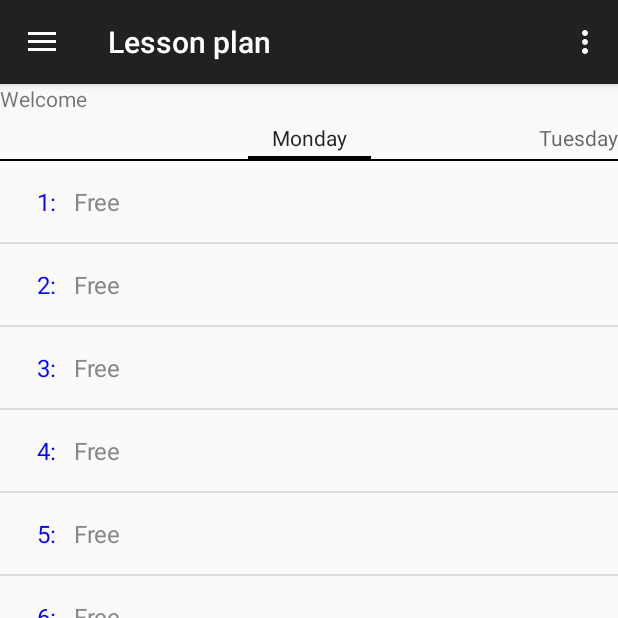
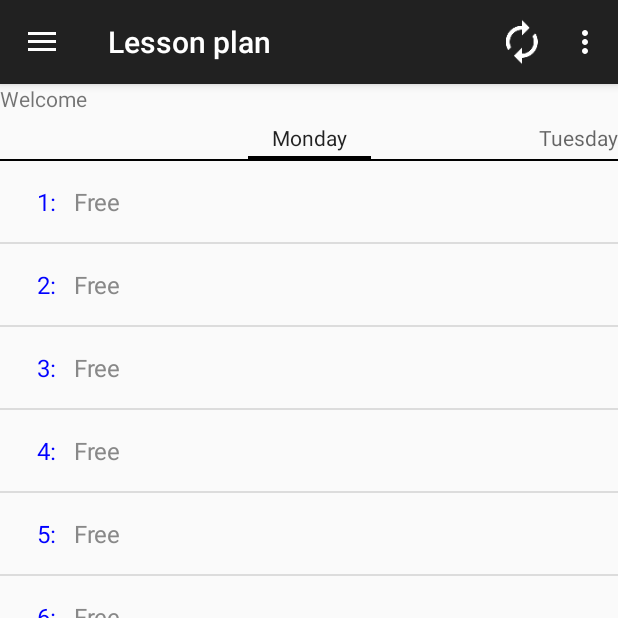
Before and after one commit to AKG-Vertretungsplan/AKG-Vertretungsplan-Android, an Android app: the LessonPlanActivity screen opened directly, with no data from a screen before it, in the options menu, after a tap on "Show substitutions", on a phone screen of 412 x 824 dp, the top half of it. Run offline under Robolectric (Android 15) with nearby library versions, the phone set to English and light mode, and no system bars.

Commit message:
LessonPlan: show reload menu item when information shown

```diff
--- a/app/src/main/java/de/spiritcroc/akg_vertretungsplan/LessonPlanActivity.java
+++ b/app/src/main/java/de/spiritcroc/akg_vertretungsplan/LessonPlanActivity.java
@@ -57,7 +57,7 @@ public class LessonPlanActivity extends NavigationDrawerActivity {
     private int shortcutDay = -1;//-1 if no shortcut
     private boolean discardSavedInstance = false;
 
-    private MenuItem showFullTimeMenuItem;
+    private MenuItem showFullTimeMenuItem, reloadItem;
 
     @Override
     protected void onCreate(Bundle savedInstanceState) {
@@ -142,7 +142,7 @@ public class LessonPlanActivity extends NavigationDrawerActivity {
                 new EnterLessonClassDialog().setUpdateActivity(this).show(getFragmentManager(), "EnterLessonClassDialog");
             }
             setActionBarTitle();
-            setTextViewVisibility();
+            setInformationVisibilities();
         }
     }
 
@@ -161,6 +161,8 @@ public class LessonPlanActivity extends NavigationDrawerActivity {
         showFullTimeMenuItem = menu.findItem(R.id.action_show_full_time).setChecked(sharedPreferences.getBoolean("pref_lesson_plan_show_full_time", false));
         showFullTimeMenuItem.setVisible(showTime);
         menu.findItem(R.id.action_show_information).setChecked(sharedPreferences.getBoolean("pref_lesson_plan_show_information", false));
+        reloadItem = menu.findItem(R.id.action_reload_web_view);
+        setInformationVisibilities();
 
         return super.onCreateOptionsMenu(menu);
     }
@@ -193,7 +195,7 @@ public class LessonPlanActivity extends NavigationDrawerActivity {
                 sharedPreferences.edit().putBoolean("pref_lesson_plan_show_information", showInformation).apply();
                 fragmentPagerAdapter.notifyDataSetChanged();
                 updateAll();
-                setTextViewVisibility();
+                setInformationVisibilities();
                 return true;
             default:
                 return super.onOptionsItemSelected(item);
@@ -398,10 +400,14 @@ public class LessonPlanActivity extends NavigationDrawerActivity {
         }
     }
 
-    private void setTextViewVisibility() {
+    private void setInformationVisibilities() {
+        boolean showInformation =
+                sharedPreferences.getBoolean("pref_lesson_plan_show_information", false);
         textView.setVisibility(!sharedPreferences.getBoolean("pref_hide_text_view", false) &&
-                sharedPreferences.getBoolean("pref_lesson_plan_show_information", false) ?
-                View.VISIBLE : View.GONE);
+                showInformation ? View.VISIBLE : View.GONE);
+        if (reloadItem != null) {
+            reloadItem.setVisible(showInformation);
+        }
     }
 
     private BroadcastReceiver downloadInfoReceiver = new BroadcastReceiver() {
--- a/app/src/main/res/menu/menu_lesson_plan.xml
+++ b/app/src/main/res/menu/menu_lesson_plan.xml
@@ -26,6 +26,11 @@
         android:orderInCategory="10"
         android:checkable="true"
         app:showAsAction="never"/>
+    <item android:id="@+id/action_reload_web_view"
+        android:icon="@drawable/ic_autorenew_white_36dp"
+        android:title="@string/action_reload_web_view"
+        android:orderInCategory="11"
+        app:showAsAction="ifRoom"/>
     <item android:id="@+id/action_show_time"
         android:title="@string/action_show_time"
         android:orderInCategory="20"
--- a/app/src/main/res/values/strings.xml
+++ b/app/src/main/res/values/strings.xml
@@ -381,7 +381,7 @@
     <string name="pref_show_filtered_plan_as_action">Filter plan as action</string>
     <string name="pref_show_filtered_plan_as_action_summary">Show option to filter plan directly in the action bar (only if lesson plan is used)</string>
     <string name="pref_hide_action_reload">Hide reload action</string>
-    <string name="pref_hide_action_reload_summary">You can still reload the plan by swiping down</string>
+    <string name="pref_hide_action_reload_summary">You can still reload the plan by swiping down (setting only applies for the default activity of this app)</string>
 
     <string name="error_could_not_create_shortcut">Error: could not create shortcut</string>
     <string name="lesson_plan_shortcut">Lesson plan</string>
```
Also changed, not shown: 1 other file.
